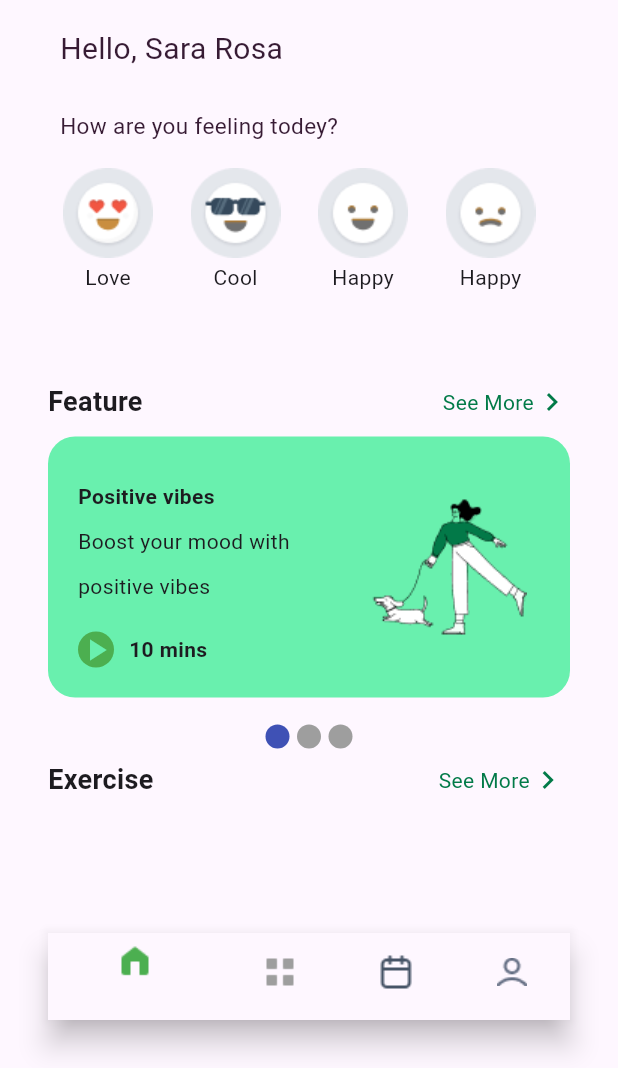
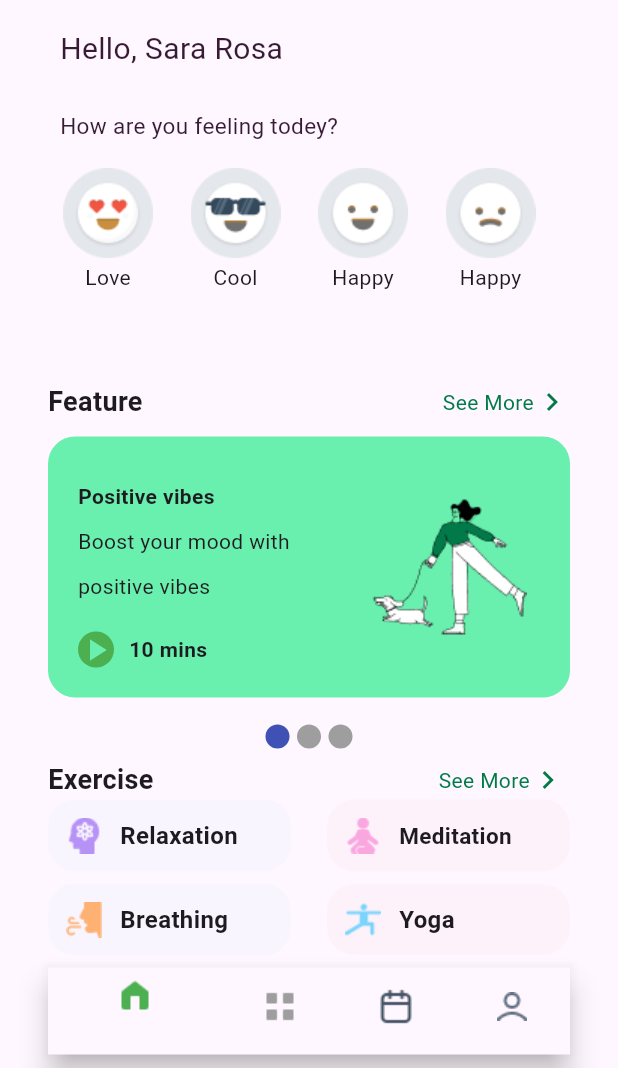
Before and after one commit to MohamedASHRAFabdelgwed/Alice, a Flutter app: the screen it shows after launch, on a phone screen of 412 x 824 dp, the part 168-1236 px from its top. Run offline on Flutter 3.47's test engine with Material 3 defaults, Android fonts, the phone set to English and light mode, and no system bars; drawn by our look-alikes of smooth_page_indicator; our stand-ins replace carousel_slider, chips_choice.

Commit message:
Finised Three Screen

```diff
--- a/lib/home_screen.dart
+++ b/lib/home_screen.dart
@@ -158,7 +158,109 @@ class _HomeScreenState extends State<HomeScreen> {
                 Icon(Icons.chevron_right,color: (AppColors.seeMore),
                 ),
               ],),
-            const SizedBox(height: 10,),
+            Row(
+              children: [
+                Expanded(
+                  child: Container(
+                    padding: const EdgeInsets.all(12),
+                    decoration: BoxDecoration(
+                        color: const Color(0xffF9F5FF),
+                        borderRadius: BorderRadius.circular(18)),
+                    child: Row(
+                      children: [
+                        Image.asset("assets/Frame.png"),
+                        const SizedBox(
+                          width: 12,
+                        ),
+                        const Text(
+                          "Relaxation",
+                          style: TextStyle(
+                              fontSize: 16, fontWeight: FontWeight.bold),
+                        )
+                      ],
+                    ),
+                  ),
+                ),
+                const SizedBox(
+                  width: 24,
+                ),
+                Expanded(
+                  child: Container(
+                    padding: const EdgeInsets.all(12),
+                    decoration: BoxDecoration(
+                        color: const Color(0xffFDF2FA),
+                        borderRadius: BorderRadius.circular(18)),
+                    child: Row(
+                      children: [
+                        Image.asset("assets/Frame (1).png"),
+                        const SizedBox(
+                          width: 12,
+                        ),
+                        const Text(
+                          "Meditation",
+                          style: TextStyle(
+                              fontSize: 15, fontWeight: FontWeight.bold),
+                        )
+                      ],
+                    ),
+                  ),
+                ),
+              ],
+            ),
+            const SizedBox(
+              height: 8,
+            ),
+            Row(
+              children: [
+                Expanded(
+                  child: Container(
+                    padding: const EdgeInsets.all(12),
+                    decoration: BoxDecoration(
+                        color: const Color(0xffF9F5FF),
+                        borderRadius: BorderRadius.circular(18)),
+                    child: Row(
+                      children: [
+                        Image.asset("assets/Group.png"),
+                        const SizedBox(
+                          width: 12,
+                        ),
+                        const Text(
+                          "Breathing",
+                          style: TextStyle(
+                              fontSize: 16, fontWeight: FontWeight.bold),
+                        )
+                      ],
+                    ),
+                  ),
+                ),
+                const SizedBox(
+                  width: 24,
+                ),
+                Expanded(
+                  child: Container(
+                    padding: const EdgeInsets.all(12),
+                    decoration: BoxDecoration(
+                        color: const Color(0xffFDF2FA),
+                        borderRadius: BorderRadius.circular(18)),
+                    child: Row(
+                      children: [
+                        Image.asset("assets/Group (1).png"),
+                        const SizedBox(
+                          width: 12,
+                        ),
+                        const Text(
+                          "Yoga",
+                          style: TextStyle(
+                              fontSize: 16, fontWeight: FontWeight.bold),
+                        )
+                      ],
+                    ),
+                  ),
+                ),
+              ],
+            ),
+            // BOTTOM navigation bar
+            const SizedBox(height: 8),
             Spacer(),
             BottomNavigationBar(
               iconSize: 20,
```
Also changed, not shown: assets/Frame (1).png (added), assets/Frame.png (added), assets/Group (1).png (added), assets/Group.png (added).
